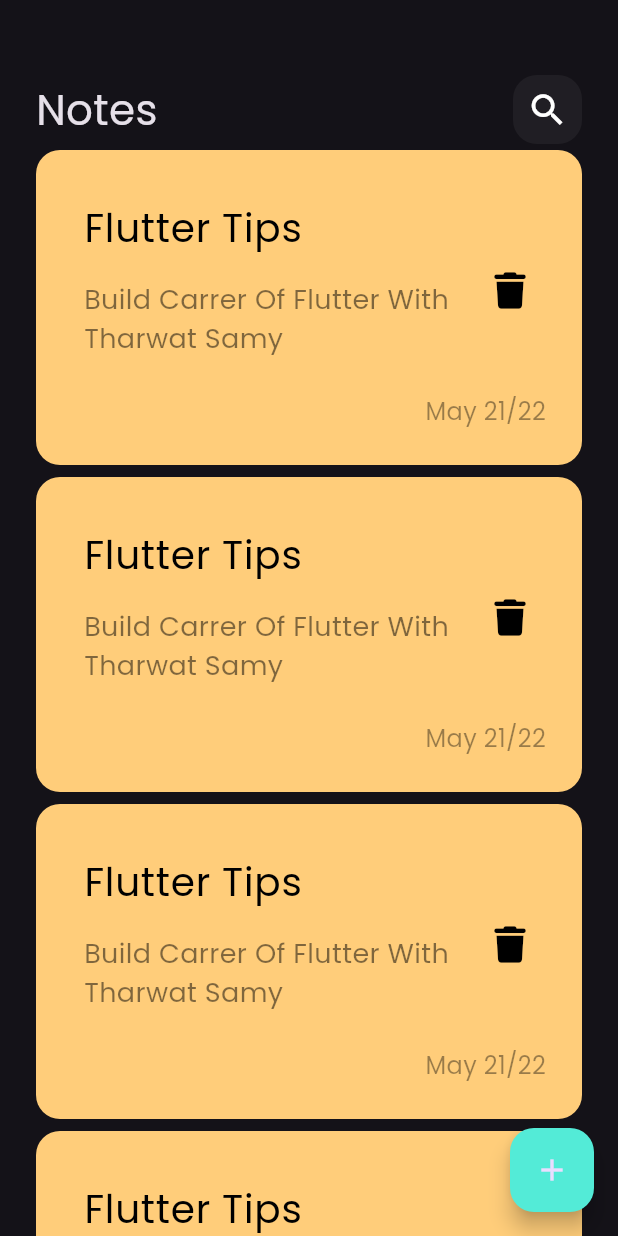
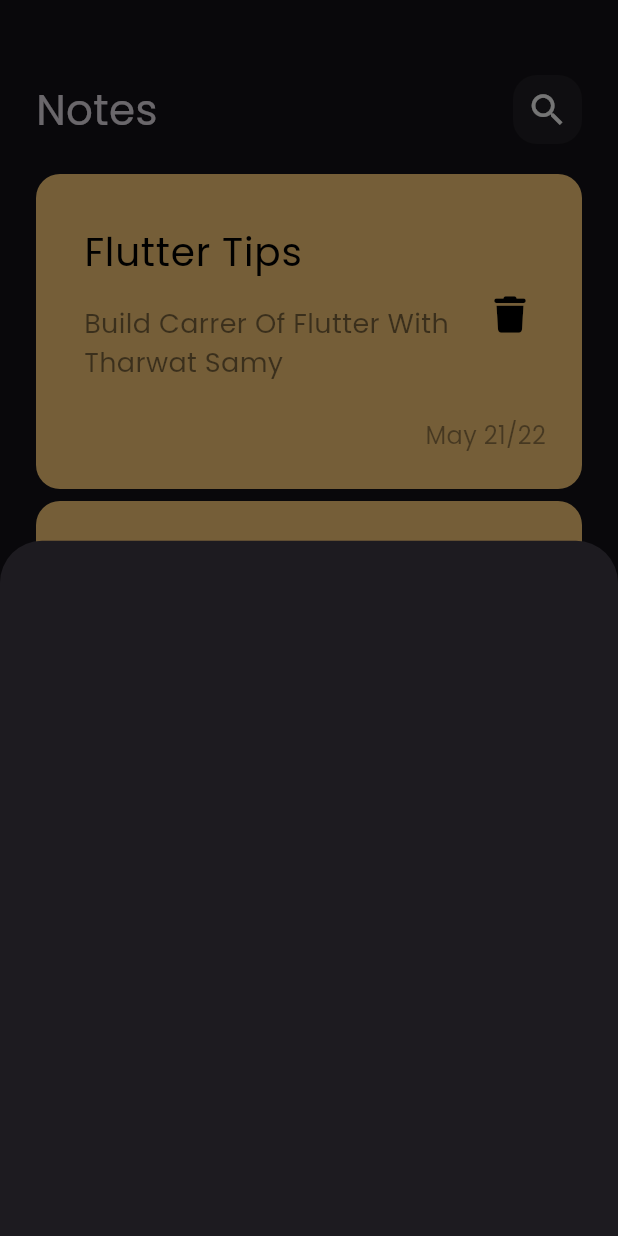
Before and after one commit to Islam-Zaky/notes_app, a Flutter app: the screen it shows after launch, after a tap on the "add" icon, on a phone screen of 412 x 824 dp. Run offline on Flutter 3.47's test engine with Material 3 defaults, Android fonts, the phone set to English and light mode, and no system bars; our stand-ins replace font_awesome_flutter.

Commit message:
show modal bottom sheet

```diff
--- a/lib/views/notes_view.dart
+++ b/lib/views/notes_view.dart
@@ -1,4 +1,5 @@
 import 'package:flutter/material.dart';
+import 'package:notes_app/views/widgets/add_note_bottom_sheet.dart';
 import 'package:notes_app/views/widgets/notes_view_body.dart';
 
 class NotesView extends StatelessWidget {
@@ -9,7 +10,13 @@ class NotesView extends StatelessWidget {
     return Scaffold(
       floatingActionButton: FloatingActionButton(
         backgroundColor: Color(0xff53ebd7),
-        onPressed: () {},
+        onPressed: () {
+          showModalBottomSheet(
+              context: context,
+              builder: (contest) {
+                return const AddNoteBottomSheet();
+              });
+        },
         child: const Icon(
           Icons.add,
         ),
--- /dev/null
+++ b/lib/views/widgets/add_note_bottom_sheet.dart
@@ -0,0 +1,10 @@
+import 'package:flutter/material.dart';
+
+class AddNoteBottomSheet extends StatelessWidget {
+  const AddNoteBottomSheet({super.key});
+
+  @override
+  Widget build(BuildContext context) {
+    return Container();
+  }
+}
--- a/lib/views/widgets/notes_list_view.dart
+++ b/lib/views/widgets/notes_list_view.dart
@@ -6,11 +6,16 @@ class NotesListView extends StatelessWidget {
 
   @override
   Widget build(BuildContext context) {
-    return ListView.builder(itemBuilder: (context, index) {
-      return Padding(
-        padding: const EdgeInsets.symmetric(vertical: 4),
-        child: NoteItem(),
-      );
-    });
+    return Padding(
+      padding: const EdgeInsets.symmetric(vertical: 16),
+      child: ListView.builder(
+          padding: EdgeInsets.zero,
+          itemBuilder: (context, index) {
+            return Padding(
+              padding: const EdgeInsets.symmetric(vertical: 4),
+              child: NoteItem(),
+            );
+          }),
+    );
   }
 }
```
